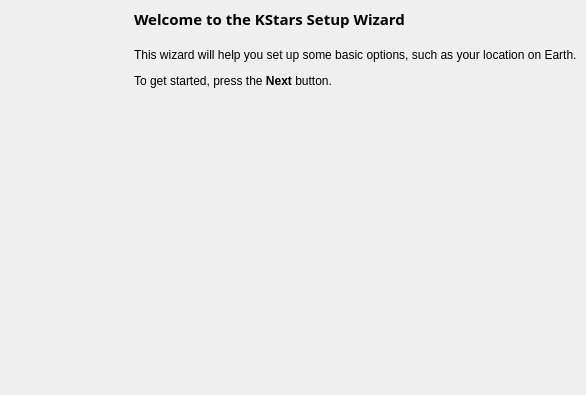
Above: kstars/dialogs/wizwelcome.ui from KDE/kstars before the change. Below: the same form after it.
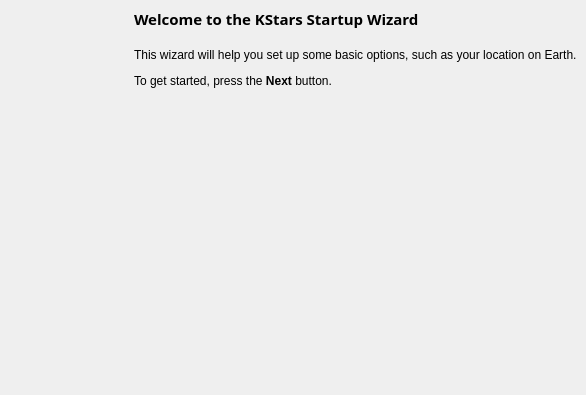
That is the form after the change.

Commit message:
Be consistent in naming KStars startup wizard.
BUGS:395879
FIXED-IN:2.9.7

```diff
--- a/kstars/dialogs/wizwelcome.ui
+++ b/kstars/dialogs/wizwelcome.ui
@@ -58,7 +58,7 @@
         </font>
        </property>
        <property name="text">
-        <string>Welcome to the KStars Setup Wizard</string>
+        <string>Welcome to the KStars Startup Wizard</string>
        </property>
       </widget>
      </item>
```
The commit also changes 3 other files.
